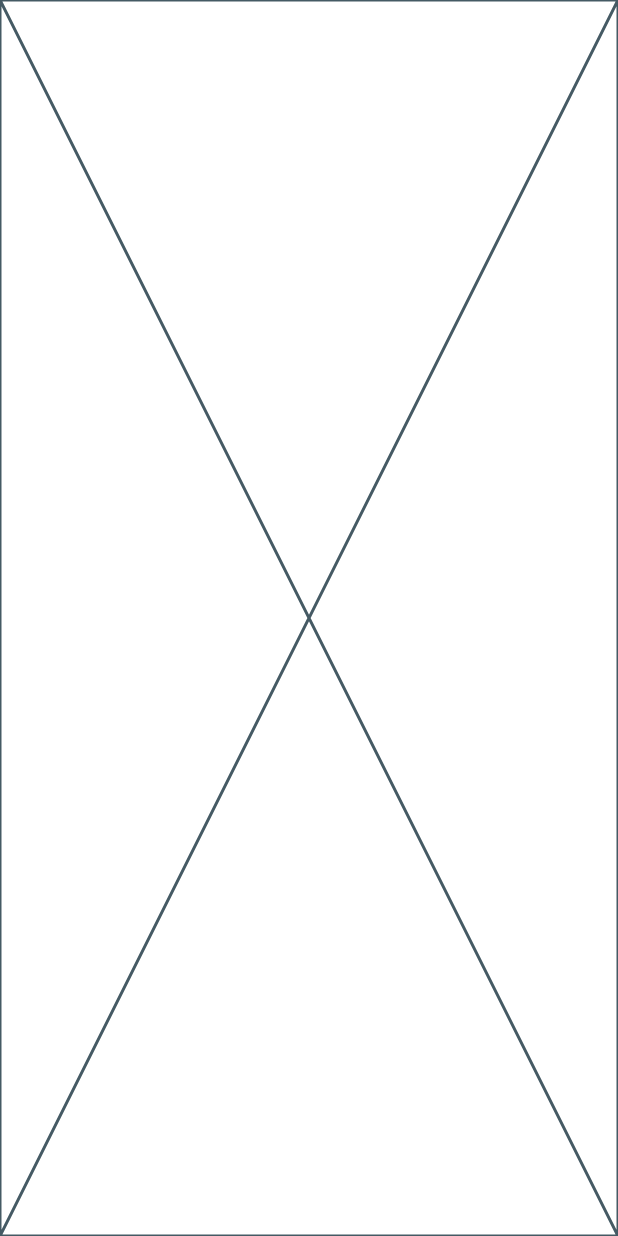
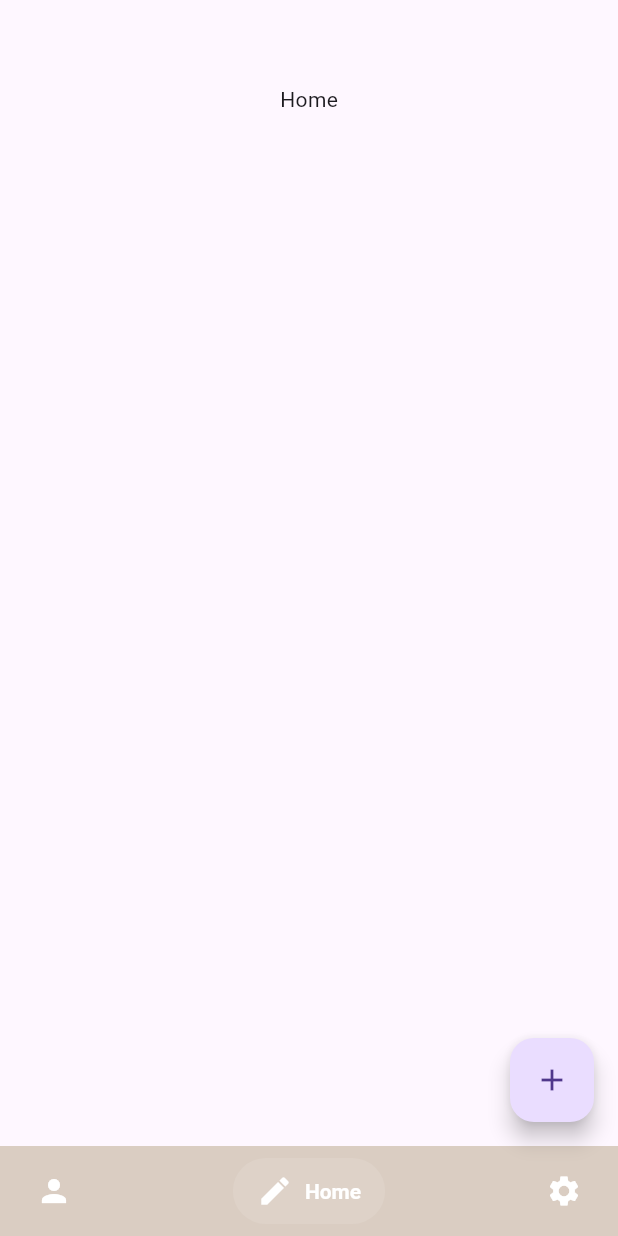
Before and after one commit to Skhuthon/Skhuthon_0th_TEAM02_FE, a Flutter app: the screen it shows after launch, item 2 of the bottom bar chosen, on a phone screen of 412 x 824 dp. Run offline on Flutter 3.47's test engine with Material 3 defaults, Android fonts, the phone set to English and light mode, and no system bars; drawn by our look-alikes of salomon_bottom_bar; our stand-ins replace camera, flutter_hooks, flutter_riverpod, font_awesome_flutter, go_router, hooks_riverpod and 1 more; missing offline and left inert: flutter_naver_map, kakao_flutter_sdk.

Commit message:
Refactor: 1차 리팩토링

```diff
--- a/lib/app_router.dart
+++ b/lib/app_router.dart
@@ -4,12 +4,12 @@ import 'package:go_router/go_router.dart';
 import 'package:skhuthon_app/screens/friends/friendPost_screen.dart';
 import 'package:skhuthon_app/screens/friends/friendsList_screen.dart';
 import 'package:skhuthon_app/screens/home/home_screen.dart';
-import 'package:skhuthon_app/screens/post/createPost_screen.dart';
-import 'package:skhuthon_app/screens/post/myPost.dart';
+import 'package:skhuthon_app/screens/post/post_screen.dart';
 import 'package:skhuthon_app/screens/setting/setting_screen.dart';
 
 import 'screens/Login/login_screen.dart';
 import 'providers/auth_provider.dart';
+import 'screens/post/components/select_location.dart';
 
 final _key = GlobalKey<NavigatorState>();
 
@@ -19,14 +19,28 @@ final routerProvider = Provider<GoRouter>((ref) {
   return GoRouter(
       navigatorKey: _key,
       debugLogDiagnostics: true,
-      initialLocation: '/friendPost',
+      initialLocation: '/',
       refreshListenable: authState,
+
       routes: [
         GoRoute(
           path: '/',
           name: 'home',
-            builder: (context, state) => const HomeScreen()
-            // builder: (context, state) => const HomeScreen(),
+          builder: (context, state) => const HomeScreen(),
+          routes: [
+            GoRoute(
+              path: 'post',
+              name: 'post',
+              builder: (context, state) => PostScreen(),
+              routes: [
+                GoRoute(
+                  path: 'select',
+                  name: 'select',
+                  builder: (context, state) => const SelectLocationScreen(),
+                ),
+              ]
+            )
+          ]
         ),
         GoRoute(
           path: '/login',
@@ -36,19 +50,18 @@ final routerProvider = Provider<GoRouter>((ref) {
         GoRoute(
           path: '/friendsList',
           name: 'friendsList',
-            builder: (context, state) => const FriendsListScreen()),
+          builder: (context, state) => const FriendsListScreen()
+        ),
         GoRoute(
           path: '/friendPost',
           name: 'friendPost',
-            builder: (context, state) => const FriendPostScreen()),
+          builder: (context, state) => const FriendPostScreen()
+        ),
         GoRoute(
           path: '/setting',
           name: 'setting',
-            builder: (context, state) => const SettingScreen()),
-        GoRoute(
-            path: '/myPosts',
-            name: 'myPosts',
-            builder: (context, state) => const MyPostScreen())
+          builder: (context, state) => const SettingScreen()
+        ),
       ],
       redirect: (context, state) {
         return null;
--- a/lib/screens/home/home_screen.dart
+++ b/lib/screens/home/home_screen.dart
@@ -1,11 +1,30 @@
 import 'package:flutter/material.dart';
+import 'package:go_router/go_router.dart';
 import 'package:hooks_riverpod/hooks_riverpod.dart';
+
+import '../../common/widgets/tabBarBase.dart';
 
 class HomeScreen extends HookConsumerWidget {
   const HomeScreen({super.key});
 
   @override
   Widget build(BuildContext context, WidgetRef ref) {
-    return const Placeholder();
+    return Scaffold(
+      appBar: AppBar(),
+      body: const Center(
+        child: Column(
+          children: [
+            Text("Home")
+          ],
+        ),
+      ),
+      floatingActionButton: FloatingActionButton(
+        onPressed: () {
+          context.push('/post');
+        },
+        child: const Icon(Icons.add),
+      ),
+      bottomNavigationBar: const TabBarBase(),
+    );
   }
 }
--- a/pubspec.yaml
+++ b/pubspec.yaml
@@ -36,10 +36,15 @@ dependencies:
   # Use with the CupertinoIcons class for iOS style icons.
   go_router: ^14.2.0
   hooks_riverpod: ^2.5.1
+  flutter_hooks: ^0.20.5
   dio: ^5.4.3+1
   kakao_flutter_sdk: ^1.9.2
   flutter_secure_storage: ^9.2.2
   salomon_bottom_bar: ^3.3.2
+  camera: ^0.11.0+1
+  image_picker: ^1.0.8
+  flutter_naver_map: ^1.1.2
+  font_awesome_flutter: ^10.7.0
 
 dev_dependencies:
   flutter_test:
```
Also changed, not shown: lib/common/widgets/TextFieldWidget.dart (deleted, +0 -32 lines), lib/main.dart (+9 -1 lines), lib/screens/post/createPost_screen.dart (deleted, +0 -58 lines), lib/screens/post/myPost.dart (deleted, +0 -72 lines), pubspec.lock. Lines whose indentation alone changed are shown as unchanged.
